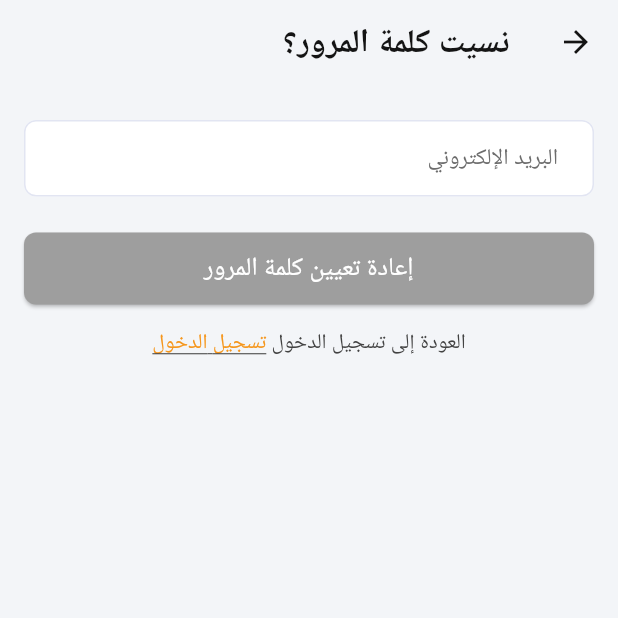
After one commit to YahyaKreiyeh/iqra_wa_irtaqi, a Flutter app: the PasswordResetView screen opened by its route, on a phone screen of 412 x 824 dp, the top half of it. The commit adds this screen. Run offline on Flutter 3.47's test engine with Material 3 defaults, Android fonts, the phone set to English and light mode, and no system bars; our stand-ins replace clock, easy_localization, firebase_auth, firebase_core, flutter_bloc, freezed_annotation and 1 more; accounts and stored records are empty.

Commit message:
- replace switch cases with .when for results - password reset view and functionality

```diff
--- a/assets/translations/ar.json
+++ b/assets/translations/ar.json
@@ -13,5 +13,10 @@
     "password_error_message": "كلمة المرور مطلوبة",
     "passwords_do_not_match_error_message": "كلمات المرور غير متطابقة",
     "login_success": "تم تسجيل الدخول بنجاح",
-    "login_error": "فشل تسجيل الدخول، يرجى المحاولة مرة أخرى"
+    "login_error": "فشل تسجيل الدخول، يرجى المحاولة مرة أخرى",
+    "forgot_password": "نسيت كلمة المرور؟",
+    "reset_password": "إعادة تعيين كلمة المرور",
+    "reset_password_email_sent": "تم إرسال رابط إعادة التعيين إلى بريدك الإلكتروني",
+    "reset_password_error": "فشل إرسال رابط إعادة التعيين، يرجى المحاولة مرة أخرى",
+    "back_to_login": "العودة إلى تسجيل الدخول"
 }
--- a/lib/core/di/dependency_injection.dart
+++ b/lib/core/di/dependency_injection.dart
@@ -1,5 +1,6 @@
 import 'package:get_it/get_it.dart';
 import 'package:iqra_wa_irtaqi/features/authentication/cubits/login/login_cubit.dart';
+import 'package:iqra_wa_irtaqi/features/authentication/cubits/password_reset/password_reset_cubit.dart';
 import 'package:iqra_wa_irtaqi/features/authentication/cubits/register/register_cubit.dart';
 import 'package:iqra_wa_irtaqi/features/authentication/repositories/authentication_repository.dart';
 import 'package:iqra_wa_irtaqi/features/snackbar/bloc/snackbar_bloc.dart';
@@ -14,4 +15,5 @@ Future<void> setupGetIt() async {
   );
 
   getIt.registerFactory<LoginCubit>(() => LoginCubit(getIt()));
+  getIt.registerFactory<PasswordResetCubit>(() => PasswordResetCubit(getIt()));
 }
--- a/lib/core/routing/app_router.dart
+++ b/lib/core/routing/app_router.dart
@@ -3,8 +3,10 @@ import 'package:flutter_bloc/flutter_bloc.dart';
 import 'package:iqra_wa_irtaqi/core/di/dependency_injection.dart';
 import 'package:iqra_wa_irtaqi/core/routing/routes.dart';
 import 'package:iqra_wa_irtaqi/features/authentication/cubits/login/login_cubit.dart';
+import 'package:iqra_wa_irtaqi/features/authentication/cubits/password_reset/password_reset_cubit.dart';
 import 'package:iqra_wa_irtaqi/features/authentication/cubits/register/register_cubit.dart';
 import 'package:iqra_wa_irtaqi/features/authentication/views/login_view.dart';
+import 'package:iqra_wa_irtaqi/features/authentication/views/password_reset_view.dart';
 import 'package:iqra_wa_irtaqi/features/authentication/views/register_view.dart';
 
 class AppRouter {
@@ -14,18 +16,25 @@ class AppRouter {
     // final arguments = settings.arguments;
 
     switch (settings.name) {
-      case Routes.registerScreen:
+      case Routes.registerView:
         return MaterialPageRoute(
           builder: (_) => BlocProvider(
             create: (context) => getIt<RegisterCubit>(),
             child: const RegisterView(),
           ),
         );
-      case Routes.loginScreen:
+      case Routes.loginView:
         return MaterialPageRoute(
           builder: (_) => BlocProvider(
             create: (context) => getIt<LoginCubit>(),
             child: const LoginView(),
+          ),
+        );
+      case Routes.passwordResetView:
+        return MaterialPageRoute(
+          builder: (_) => BlocProvider(
+            create: (context) => getIt<PasswordResetCubit>(),
+            child: const PasswordResetView(),
           ),
         );
       default:
--- a/lib/core/routing/routes.dart
+++ b/lib/core/routing/routes.dart
@@ -1,4 +1,5 @@
 class Routes {
-  static const String registerScreen = '/registerScreen';
-  static const String loginScreen = '/loginScreen';
+  static const String registerView = '/registerView';
+  static const String loginView = '/loginView';
+  static const String passwordResetView = '/passwordResetView';
 }
--- /dev/null
+++ b/lib/features/authentication/cubits/password_reset/password_reset_state.dart
@@ -0,0 +1,13 @@
+import 'package:freezed_annotation/freezed_annotation.dart';
+import 'package:iqra_wa_irtaqi/core/models/result.dart';
+
+part 'password_reset_state.freezed.dart';
+
+@freezed
+abstract class PasswordResetState with _$PasswordResetState {
+  factory PasswordResetState({
+    @Default(Result.empty()) Result status,
+    @Default('') String email,
+    @Default(null) String? emailError,
+  }) = _PasswordResetState;
+}
--- /dev/null
+++ b/lib/features/authentication/views/password_reset_view.dart
@@ -0,0 +1,144 @@
+import 'package:easy_localization/easy_localization.dart';
+import 'package:flutter/gestures.dart';
+import 'package:flutter/material.dart';
+import 'package:flutter_bloc/flutter_bloc.dart';
+import 'package:iqra_wa_irtaqi/core/constants/constants.dart';
+import 'package:iqra_wa_irtaqi/core/constants/enums.dart';
+import 'package:iqra_wa_irtaqi/core/helpers/spacing.dart';
+import 'package:iqra_wa_irtaqi/core/localization/locale_keys.g.dart';
+import 'package:iqra_wa_irtaqi/core/models/result.dart';
+import 'package:iqra_wa_irtaqi/core/routing/routes.dart';
+import 'package:iqra_wa_irtaqi/core/routing/routes_extension.dart';
+import 'package:iqra_wa_irtaqi/core/widgets/buttons/primary_button.dart';
+import 'package:iqra_wa_irtaqi/core/widgets/text_fields/custom_text_field.dart';
+import 'package:iqra_wa_irtaqi/features/authentication/cubits/password_reset/password_reset_cubit.dart';
+import 'package:iqra_wa_irtaqi/features/authentication/cubits/password_reset/password_reset_state.dart';
+import 'package:iqra_wa_irtaqi/features/snackbar/bloc/snackbar_bloc.dart';
+
+class PasswordResetView extends StatelessWidget {
+  const PasswordResetView({super.key});
+
+  @override
+  Widget build(BuildContext context) {
+    return Scaffold(
+      appBar: AppBar(title: Text(LocaleKeys.forgot_password.tr())),
+      body: SingleChildScrollView(
+        child: Padding(
+          padding: const EdgeInsets.symmetric(horizontal: horizontalPadding),
+          child: Column(
+            crossAxisAlignment: CrossAxisAlignment.stretch,
+            children: [
+              const _PasswordResetBlocListener(),
+              const VerticalSpace(24),
+              const _EmailInput(),
+              const VerticalSpace(24),
+              const _SubmitButton(),
+              const VerticalSpace(16),
+              _BackToLoginButton(),
+            ],
+          ),
+        ),
+      ),
+    );
+  }
+}
+
+class _PasswordResetBlocListener extends StatelessWidget {
+  const _PasswordResetBlocListener();
+
+  @override
+  Widget build(BuildContext context) {
+    return BlocListener<PasswordResetCubit, PasswordResetState>(
+      listenWhen: (prev, curr) => prev.status != curr.status,
+      listener: (context, state) {
+        state.status.when(
+          success: (_) {
+            context.read<SnackbarBloc>().add(
+              AddSnackbarEvent(
+                message: LocaleKeys.reset_password_email_sent.tr(),
+                type: SnackbarType.success,
+              ),
+            );
+            Navigator.of(context).pop();
+          },
+          failure: (_, _, errorMessage) {
+            context.read<SnackbarBloc>().add(
+              AddSnackbarEvent(
+                message: errorMessage ?? LocaleKeys.reset_password_error.tr(),
+                type: SnackbarType.error,
+              ),
+            );
+          },
+          loading: () {},
+          empty: () {},
+        );
+      },
+      child: const SizedBox.shrink(),
+    );
+  }
+}
+
+class _EmailInput extends StatelessWidget {
+  const _EmailInput();
+
+  @override
+  Widget build(BuildContext context) {
+    final error = context.select((PasswordResetCubit c) => c.state.emailError);
+    return CustomTextField(
+      hintText: LocaleKeys.email.tr(),
+      errorText: error,
+      onChanged: context.read<PasswordResetCubit>().emailChanged,
+    );
+  }
+}
+
+class _SubmitButton extends StatelessWidget {
+  const _SubmitButton();
+
+  @override
+  Widget build(BuildContext context) {
+    final isLoading = context.select(
+      (PasswordResetCubit c) => c.state.status.isLoading,
+    );
+    final emailError = context.select(
+      (PasswordResetCubit c) => c.state.emailError,
+    );
+    final email = context.select((PasswordResetCubit c) => c.state.email);
+    final canSubmit = !isLoading && emailError == null && email.isNotEmpty;
+
+    return PrimaryButton(
+      text: LocaleKeys.reset_password.tr(),
+      loading: isLoading,
+      onPressed: canSubmit
+          ? () => context.read<PasswordResetCubit>().submit()
+          : null,
+    );
+  }
+}
+
+class _BackToLoginButton extends StatelessWidget {
+  @override
+  Widget build(BuildContext context) {
+    return Center(
+      child: RichText(
+        text: TextSpan(
+          text: '${LocaleKeys.back_to_login.tr()} ',
+          style: Theme.of(context).textTheme.bodyMedium,
+          children: [
+            TextSpan(
+              text: LocaleKeys.login.tr(),
+              style: Theme.of(context).textTheme.bodyMedium?.copyWith(
+                color: Theme.of(context).primaryColor,
+                decoration: TextDecoration.underline,
+              ),
+              recognizer: TapGestureRecognizer()
+                ..onTap = () {
+                  context.pushReplacementNamed(Routes.loginView);
+                },
+            ),
+          ],
+        ),
+      ),
+    );
+  }
+}
--- a/lib/iqra_wa_irtaqi.dart
+++ b/lib/iqra_wa_irtaqi.dart
@@ -15,7 +15,7 @@ class IqraWaIrtqi extends StatelessWidget {
       title: iqraWaIrtqi,
       debugShowCheckedModeBanner: false,
       theme: getTheme(),
-      initialRoute: Routes.registerScreen,
+      initialRoute: Routes.registerView,
       onGenerateRoute: AppRouter().generateRoute,
       localizationsDelegates: context.localizationDelegates,
       supportedLocales: context.supportedLocales,
```
Also changed, not shown: lib/features/authentication/cubits/login/login_cubit.dart (+10 -11 lines), lib/features/authentication/cubits/password_reset/password_reset_cubit.dart (added, +41 -0 lines), lib/features/authentication/cubits/register/register_cubit.dart (+10 -13 lines), lib/features/authentication/repositories/authentication_repository.dart (+19 -0 lines), lib/features/authentication/views/login_view.dart (+30 -11 lines), lib/features/authentication/views/register_view.dart (+10 -11 lines), lib/core/localization/codegen_loader.g.dart, lib/core/localization/locale_keys.g.dart, lib/features/authentication/cubits/password_reset/password_reset_state.freezed.dart (added).
